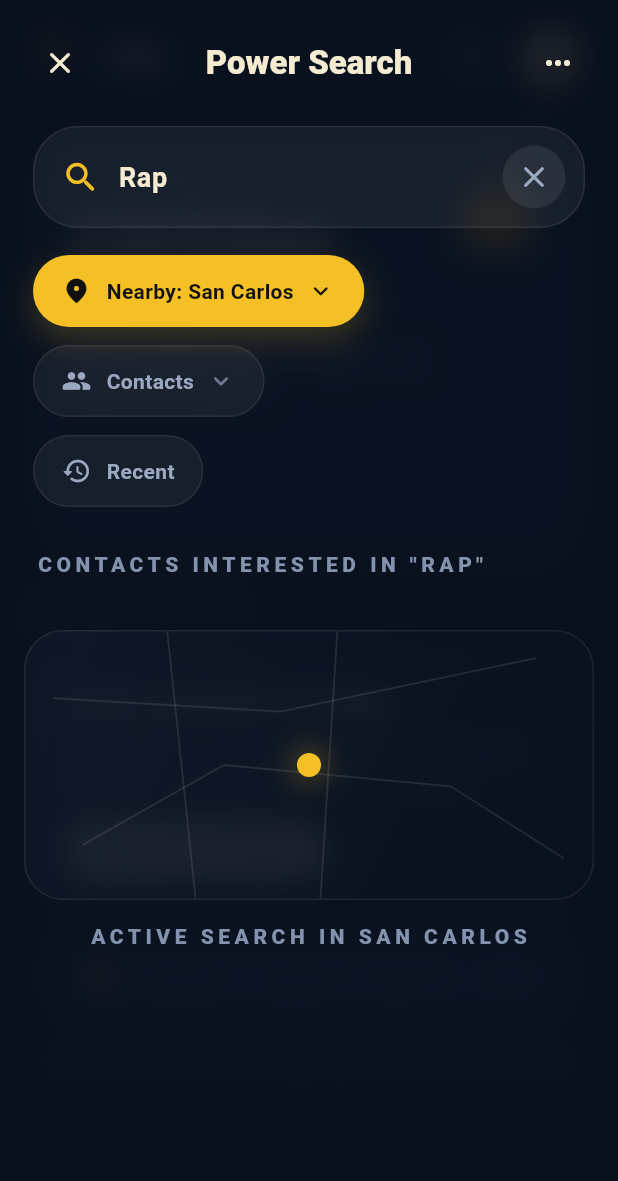
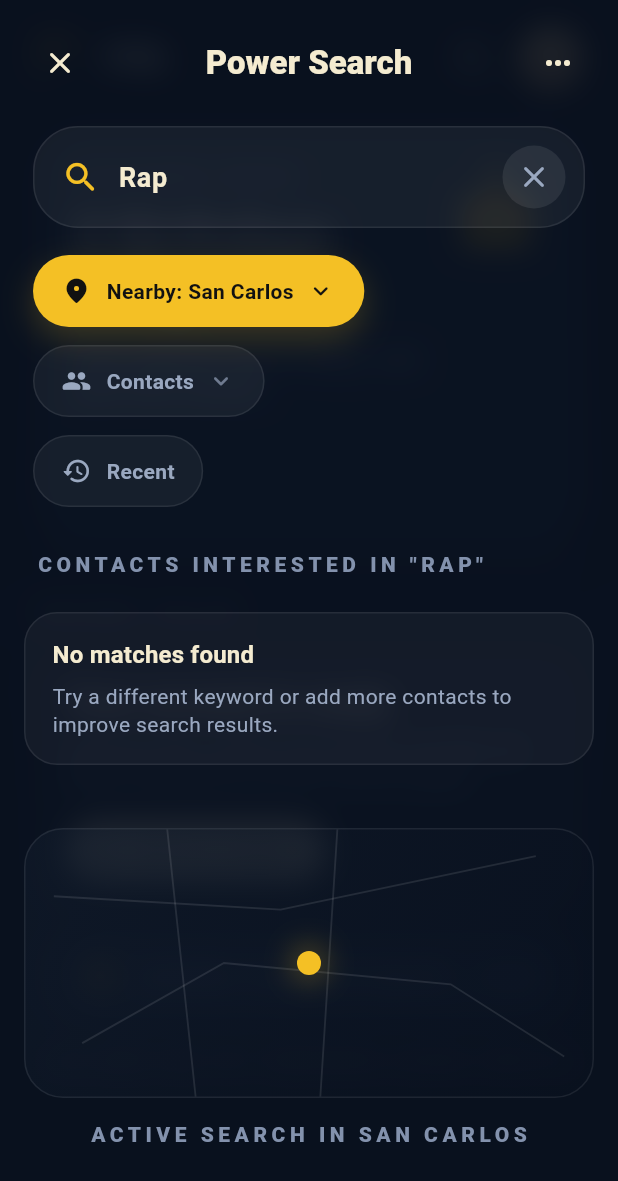
Before and after one commit to favodev/pith, a Flutter app: the PithShell screen opened directly, after a tap on the "search" icon, on a phone screen of 412 x 824 dp. Shown: the top 1181 px of the screen. Run offline on Flutter 3.47's test engine with Material 3 defaults, Android fonts, the light colour scheme and no system bars; our stand-ins replace supabase_flutter; accounts and stored records are empty.

Commit message:
feat: enhance feedback handling and display for authentication and search features

```diff
--- a/lib/features/home/home_dashboard_screen.dart
+++ b/lib/features/home/home_dashboard_screen.dart
@@ -442,8 +442,9 @@ class _ShortcutRow extends StatelessWidget {
           Text(
             item,
             style: Theme.of(context).textTheme.labelMedium?.copyWith(
-              color: const Color(0xFF6E7D97),
+              color: const Color(0xFF8FA0BC),
               letterSpacing: 2.6,
+              fontWeight: FontWeight.w600,
             ),
           ),
       ],
--- a/lib/features/profile/profile_canvas_screen.dart
+++ b/lib/features/profile/profile_canvas_screen.dart
@@ -406,8 +406,9 @@ class _ProfileActionsRow extends StatelessWidget {
           Text(
             action,
             style: Theme.of(context).textTheme.labelMedium?.copyWith(
-              color: const Color(0x449AA8C0),
+              color: const Color(0x8A9AA8C0),
               letterSpacing: 2.2,
+              fontWeight: FontWeight.w600,
             ),
           ),
       ],
--- a/lib/features/search/power_search_screen.dart
+++ b/lib/features/search/power_search_screen.dart
@@ -190,11 +190,41 @@ class _PowerSearchScreenState extends State<PowerSearchScreen> {
                   child: ListView(
                     padding: const EdgeInsets.fromLTRB(16, 0, 16, 24),
                     children: [
-                      for (final result in filtered)
-                        _SearchResultRow(
-                          contact: result,
-                          onTap: () => widget.onSelectResult(result),
-                        ),
+                      if (filtered.isEmpty)
+                        Container(
+                          margin: const EdgeInsets.only(top: 12, bottom: 18),
+                          padding: const EdgeInsets.fromLTRB(18, 16, 18, 16),
+                          decoration: BoxDecoration(
+                            color: Colors.white.withValues(alpha: 0.04),
+                            borderRadius: BorderRadius.circular(22),
+                            border: Border.all(color: Colors.white.withValues(alpha: 0.08)),
+                          ),
+                          child: Column(
+                            crossAxisAlignment: CrossAxisAlignment.start,
+                            children: [
+                              Text(
+                                'No matches found',
+                                style: Theme.of(context).textTheme.titleMedium?.copyWith(
+                                  fontWeight: FontWeight.w700,
+                                ),
+                              ),
+                              const SizedBox(height: 6),
+                              Text(
+                                'Try a different keyword or add more contacts to improve search results.',
+                                style: Theme.of(context).textTheme.bodyMedium?.copyWith(
+                                  color: const Color(0xFF9AA8C0),
+                                  height: 1.35,
+                                ),
+                              ),
+                            ],
+                          ),
+                        )
+                      else
+                        for (final result in filtered)
+                          _SearchResultRow(
+                            contact: result,
+                            onTap: () => widget.onSelectResult(result),
+                          ),
                       const SizedBox(height: 24),
                       const _SearchMapCard(),
                     ],
```
Also changed, not shown: lib/features/auth/auth_screen.dart (+47 -10 lines), lib/features/birthdays/birthday_stack_screen.dart (+46 -19 lines).
